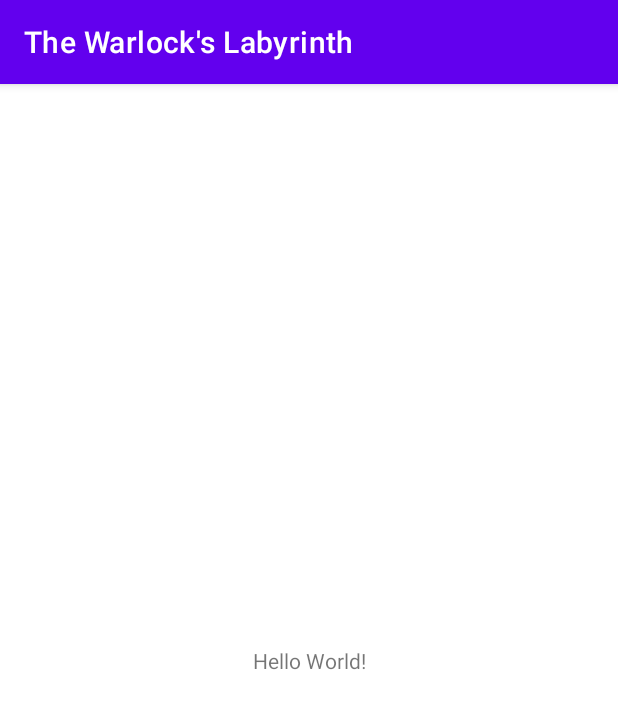
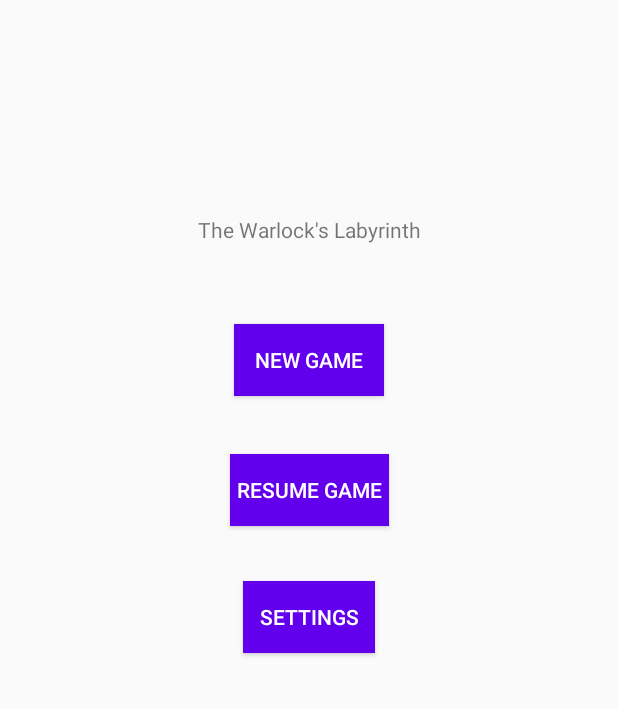
Before and after one commit to mstaesc/TheWarlocksLabyrinth, an Android app: the screen it shows after launch (MainActivity), on a phone screen of 412 x 824 dp. Shown: the top 709 px of the screen. Run offline under Robolectric (Android 15) with nearby library versions, the phone set to English and light mode, and no system bars.

Commit message:
Added MainActivity base functionality as well as other fragments.

```diff
--- a/app/src/main/java/edu/uw/tcss450/mtaesc/thewarlockslabyrinth/MainActivity.java
+++ b/app/src/main/java/edu/uw/tcss450/mtaesc/thewarlockslabyrinth/MainActivity.java
@@ -2,13 +2,50 @@ package edu.uw.tcss450.mtaesc.thewarlockslabyrinth;
 
 import androidx.appcompat.app.AppCompatActivity;
 
+import android.app.ActionBar;
+import android.os.Build;
 import android.os.Bundle;
+import android.util.Log;
+import android.view.View;
+import android.view.WindowManager;
 
 public class MainActivity extends AppCompatActivity {
+
+    private static final String TAG = "MainActivity";
 
     @Override
     protected void onCreate(Bundle savedInstanceState) {
         super.onCreate(savedInstanceState);
         setContentView(R.layout.activity_main);
     }
+
+    @Override
+    protected void onStart() {
+        Log.d(TAG, "Inside onStart");
+        super.onStart();
+    }
+
+    @Override
+    protected void onResume() {
+        Log.d(TAG, "Inside onResume");
+        super.onResume();
+    }
+
+    @Override
+    protected void onPause() {
+        Log.d(TAG, "Inside onPause");
+        super.onPause();
+    }
+
+    @Override
+    protected void onRestart() {
+        Log.d(TAG, "Inside onRestart");
+        super.onRestart();
+    }
+
+    @Override
+    protected void onDestroy() {
+        Log.d(TAG, "Inside onDestory");
+        super.onDestroy();
+    }
 }
--- /dev/null
+++ b/app/src/main/java/edu/uw/tcss450/mtaesc/thewarlockslabyrinth/ui/HomeFragment.java
@@ -0,0 +1,116 @@
+package edu.uw.tcss450.mtaesc.thewarlockslabyrinth.ui;
+
+import android.os.Bundle;
+import android.view.LayoutInflater;
+import android.view.View;
+import android.view.ViewGroup;
+
+import androidx.annotation.NonNull;
+import androidx.annotation.Nullable;
+import androidx.fragment.app.Fragment;
+import androidx.navigation.Navigation;
+
+import edu.uw.tcss450.mtaesc.thewarlockslabyrinth.R;
+import edu.uw.tcss450.mtaesc.thewarlockslabyrinth.databinding.FragmentHomeBinding;
+
+public class HomeFragment extends Fragment {
+
+    public HomeFragment() {
+        // Required empty public constructor
+    }
+
+    @Override
+    public View onCreateView(LayoutInflater inflater, ViewGroup container,
+                             Bundle savedInstanceState) {
+        return inflater.inflate(R.layout.fragment_home, container, false);
+    }
+
+    @Override
+    public void onViewCreated(@NonNull View view, @Nullable Bundle savedInstanceState) {
+        super.onViewCreated(view, savedInstanceState);
+
+        FragmentHomeBinding binding = FragmentHomeBinding.bind(requireView());
+        binding.buttonNew.setOnClickListener(button ->
+                Navigation.findNavController(requireView()).navigate(
+                        HomeFragmentDirections
+                                .actionNavigationHomeToNavigationNewGame()));
+
+        binding.buttonResume.setOnClickListener(button ->
+                Navigation.findNavController(requireView()).navigate(
+                        HomeFragmentDirections
+                                .actionNavigationHomeToNavigationResumeGame()));
+
+        binding.buttonSettings.setOnClickListener(button ->
+                Navigation.findNavController(requireView()).navigate(
+                        HomeFragmentDirections
+                                .actionNavigationHomeToNavigationSettings()));
+    }
+}
+
+
+//package edu.uw.tcss450.mtaesc.thewarlockslabyrinth.ui;
+//
+//import android.os.Bundle;
+//
+//import androidx.fragment.app.Fragment;
+//
+//import android.view.LayoutInflater;
+//import android.view.View;
+//import android.view.ViewGroup;
+//
+//import edu.uw.tcss450.mtaesc.thewarlockslabyrinth.R;
+//
+///**
+// * A simple {@link Fragment} subclass.
+// * Use the {@link HomeFragment#newInstance} factory method to
+// * create an instance of this fragment.
+// */
+//public class HomeFragment extends Fragment {
+//
+//    // TODO: Rename parameter arguments, choose names that match
+//    // the fragment initialization parameters, e.g. ARG_ITEM_NUMBER
+//    private static final String ARG_PARAM1 = "param1";
+//    private static final String ARG_PARAM2 = "param2";
+//
+//    // TODO: Rename and change types of parameters
+//    private String mParam1;
+//    private String mParam2;
+//
+//    public HomeFragment() {
+//        // Required empty public constructor
+//    }
+//
+//    /**
+//     * Use this factory method to create a new instance of
+//     * this fragment using the provided parameters.
+//     *
+//     * @param param1 Parameter 1.
+//     * @param param2 Parameter 2.
+//     * @return A new instance of fragment HomeFragment.
+//     */
+//    // TODO: Rename and change types and number of parameters
+//    public static HomeFragment newInstance(String param1, String param2) {
+//        HomeFragment fragment = new HomeFragment();
+//        Bundle args = new Bundle();
+//        args.putString(ARG_PARAM1, param1);
+//        args.putString(ARG_PARAM2, param2);
+//        fragment.setArguments(args);
+//        return fragment;
+//    }
+//
+//    @Override
+//    public void onCreate(Bundle savedInstanceState) {
+//        super.onCreate(savedInstanceState);
+//        if (getArguments() != null) {
+//            mParam1 = getArguments().getString(ARG_PARAM1);
+//            mParam2 = getArguments().getString(ARG_PARAM2);
+//        }
+//    }
+//
+//    @Override
+//    public View onCreateView(LayoutInflater inflater, ViewGroup container,
+//                             Bundle savedInstanceState) {
+//        // Inflate the layout for this fragment
+//        return inflater.inflate(R.layout.fragment_home, container, false);
+//    }
+//}
--- a/app/src/main/res/layout/activity_main.xml
+++ b/app/src/main/res/layout/activity_main.xml
@@ -6,13 +6,16 @@
     android:layout_height="match_parent"
     tools:context=".MainActivity">
 
-    <TextView
-        android:layout_width="wrap_content"
-        android:layout_height="wrap_content"
-        android:text="Hello World!"
+    <androidx.fragment.app.FragmentContainerView
+        android:id="@+id/main_host_fragment"
+        android:name="androidx.navigation.fragment.NavHostFragment"
+        android:layout_width="0dp"
+        android:layout_height="0dp"
+        app:layout_constraintLeft_toLeftOf="parent"
+        app:layout_constraintRight_toRightOf="parent"
+        app:layout_constraintTop_toTopOf="parent"
         app:layout_constraintBottom_toBottomOf="parent"
-        app:layout_constraintEnd_toEndOf="parent"
-        app:layout_constraintStart_toStartOf="parent"
-        app:layout_constraintTop_toTopOf="parent" />
+        app:defaultNavHost="true"
+        app:navGraph="@navigation/main_graph" />
 
 </androidx.constraintlayout.widget.ConstraintLayout>
--- /dev/null
+++ b/app/src/main/res/layout/fragment_home.xml
@@ -0,0 +1,60 @@
+<?xml version="1.0" encoding="utf-8"?>
+<androidx.constraintlayout.widget.ConstraintLayout xmlns:android="http://schemas.android.com/apk/res/android"
+    xmlns:app="http://schemas.android.com/apk/res-auto"
+    xmlns:tools="http://schemas.android.com/tools"
+    android:id="@+id/layout_root"
+    android:layout_width="match_parent"
+    android:layout_height="match_parent"
+    tools:context=".ui.HomeFragment">
+
+
+    <Button
+        android:id="@+id/button_new"
+        android:layout_width="100dp"
+        android:layout_height="48dp"
+        android:background="@color/purple_500"
+        android:text="New Game"
+        android:textColor="@color/white"
+        app:layout_constraintBottom_toBottomOf="parent"
+        app:layout_constraintEnd_toEndOf="parent"
+        app:layout_constraintStart_toStartOf="parent"
+        app:layout_constraintTop_toTopOf="parent"
+        app:layout_constraintVertical_bias="0.278" />
+
+    <Button
+        android:id="@+id/button_resume"
+        android:layout_width="106dp"
+        android:layout_height="48dp"
+        android:background="@color/purple_500"
+        android:text="Resume Game"
+        android:textColor="@color/white"
+        app:layout_constraintBottom_toBottomOf="parent"
+        app:layout_constraintEnd_toEndOf="parent"
+        app:layout_constraintStart_toStartOf="parent"
+        app:layout_constraintTop_toTopOf="parent"
+        app:layout_constraintVertical_bias="0.39" />
+
+    <Button
+        android:id="@+id/button_settings"
+        android:layout_width="wrap_content"
+        android:layout_height="wrap_content"
+        android:background="@color/purple_500"
+        android:text="Settings"
+        android:textColor="@color/white"
+        app:layout_constraintBottom_toBottomOf="parent"
+        app:layout_constraintEnd_toEndOf="parent"
+        app:layout_constraintStart_toStartOf="parent"
+        app:layout_constraintTop_toTopOf="parent"
+        app:layout_constraintVertical_bias="0.499" />
+
+    <TextView
+        android:id="@+id/text_title"
+        android:layout_width="wrap_content"
+        android:layout_height="wrap_content"
+        android:text="The Warlock's Labyrinth"
+        app:layout_constraintBottom_toBottomOf="parent"
+        app:layout_constraintEnd_toEndOf="parent"
+        app:layout_constraintStart_toStartOf="parent"
+        app:layout_constraintTop_toTopOf="parent"
+        app:layout_constraintVertical_bias="0.178" />
+</androidx.constraintlayout.widget.ConstraintLayout>
--- /dev/null
+++ b/app/src/main/res/navigation/main_graph.xml
@@ -0,0 +1,38 @@
+<?xml version="1.0" encoding="utf-8"?>
+<navigation xmlns:android="http://schemas.android.com/apk/res/android"
+    xmlns:app="http://schemas.android.com/apk/res-auto"
+    xmlns:tools="http://schemas.android.com/tools"
+    android:id="@+id/main_graph"
+    app:startDestination="@id/homeFragment">
+
+    <fragment
+        android:id="@+id/navigation_new_game"
+        android:name="edu.uw.tcss450.mtaesc.thewarlockslabyrinth.ui.NewGameFragment"
+        android:label="fragment_new_game"
+        tools:layout="@layout/fragment_new_game" />
+    <fragment
+        android:id="@+id/navigation_resume_game"
+        android:name="edu.uw.tcss450.mtaesc.thewarlockslabyrinth.ui.ResumeGameFragment"
+        android:label="fragment_resume_game"
+        tools:layout="@layout/fragment_resume_game" />
+    <fragment
+        android:id="@+id/navigation_settings"
+        android:name="edu.uw.tcss450.mtaesc.thewarlockslabyrinth.ui.SettingsFragment"
+        android:label="fragment_settings"
+        tools:layout="@layout/fragment_settings" />
+    <fragment
+        android:id="@+id/homeFragment"
+        android:name="edu.uw.tcss450.mtaesc.thewarlockslabyrinth.ui.HomeFragment"
+        android:label="fragment_home"
+        tools:layout="@layout/fragment_home" >
+        <action
+            android:id="@+id/action_navigation_home_to_navigation_settings"
+            app:destination="@id/navigation_settings" />
+        <action
+            android:id="@+id/action_navigation_home_to_navigation_new_game"
+            app:destination="@id/navigation_new_game" />
+        <action
+            android:id="@+id/action_navigation_home_to_navigation_resume_game"
+            app:destination="@id/navigation_resume_game" />
+    </fragment>
+</navigation>
--- a/app/src/main/res/values-night/themes.xml
+++ b/app/src/main/res/values-night/themes.xml
@@ -1,6 +1,7 @@
 <resources xmlns:tools="http://schemas.android.com/tools">
+    <!--https://developer.android.com/develop/ui/views/theming/themes -->
     <!-- Base application theme. -->
-    <style name="Theme.TheWarlocksLabyrinth" parent="Theme.MaterialComponents.DayNight.DarkActionBar">
+    <style name="Theme.TheWarlocksLabyrinth" parent="Theme.AppCompat.DayNight.NoActionBar">
         <!-- Primary brand color. -->
         <item name="colorPrimary">@color/purple_200</item>
         <item name="colorPrimaryVariant">@color/purple_700</item>
--- a/app/src/main/res/values/strings.xml
+++ b/app/src/main/res/values/strings.xml
@@ -1,3 +1,5 @@
 <resources>
     <string name="app_name">The Warlock\'s Labyrinth</string>
+    <!-- TODO: Remove or change this placeholder text -->
+    <string name="hello_blank_fragment">Hello blank fragment</string>
 </resources>
--- a/app/src/main/res/values/themes.xml
+++ b/app/src/main/res/values/themes.xml
@@ -1,6 +1,7 @@
 <resources xmlns:tools="http://schemas.android.com/tools">
+    <!--https://developer.android.com/develop/ui/views/theming/themes -->
     <!-- Base application theme. -->
-    <style name="Theme.TheWarlocksLabyrinth" parent="Theme.MaterialComponents.DayNight.DarkActionBar">
+    <style name="Theme.TheWarlocksLabyrinth" parent="Theme.AppCompat.Light.NoActionBar">
         <!-- Primary brand color. -->
         <item name="colorPrimary">@color/purple_500</item>
         <item name="colorPrimaryVariant">@color/purple_700</item>
```
Also changed, not shown: app/build.gradle (+13 -5 lines), app/src/main/java/edu/uw/tcss450/mtaesc/thewarlockslabyrinth/ui/NewGameFragment.java (added, +66 -0 lines), app/src/main/java/edu/uw/tcss450/mtaesc/thewarlockslabyrinth/ui/ResumeGameFragment.java (added, +66 -0 lines), app/src/main/java/edu/uw/tcss450/mtaesc/thewarlockslabyrinth/ui/SettingsFragment.java (added, +66 -0 lines), app/src/main/res/layout/fragment_new_game.xml (added, +17 -0 lines), app/src/main/res/layout/fragment_resume_game.xml (added, +17 -0 lines), app/src/main/res/layout/fragment_settings.xml (added, +17 -0 lines), build.gradle (+15 -0 lines).
